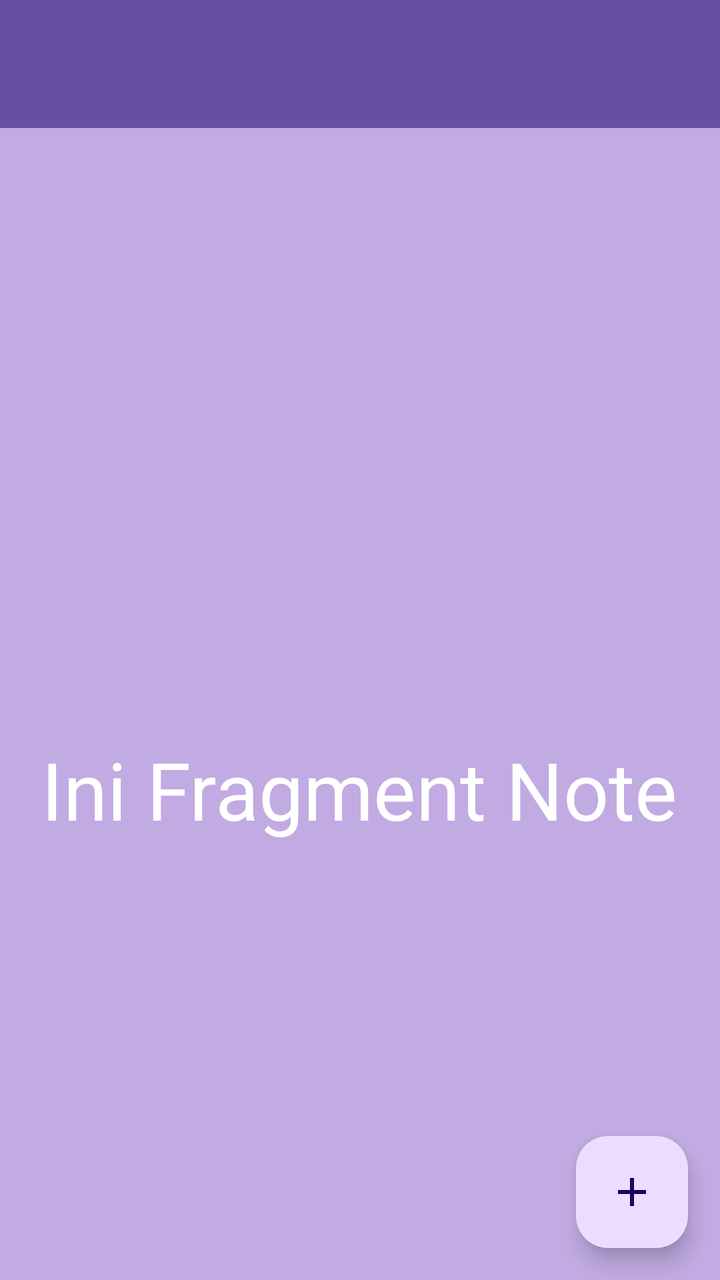
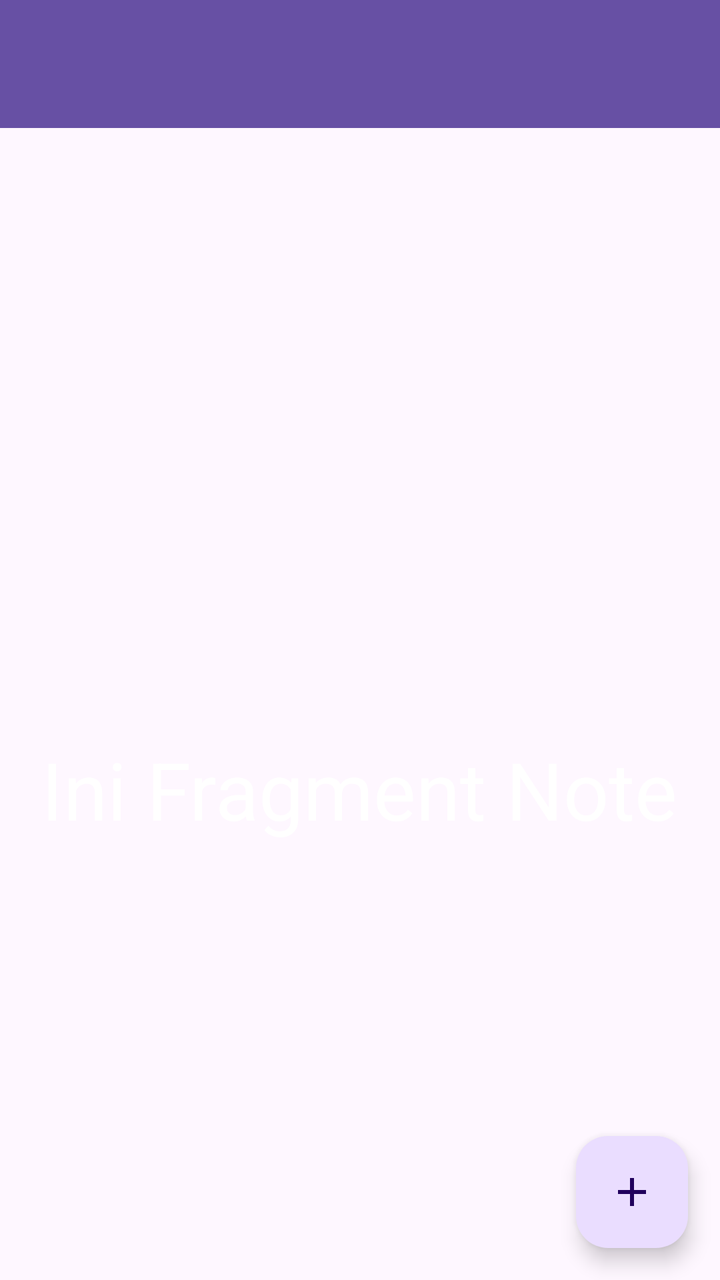

Two renders of the same Android screen: before a commit and after it. Below are the layout's source before the change and the commit's diff.
<!-- AndroidManifest.xml: application theme Theme.Dzakwanapps -->
<!-- res/layout/fragment_note.xml -->
<?xml version="1.0" encoding="utf-8"?>
<androidx.constraintlayout.widget.ConstraintLayout xmlns:android="http://schemas.android.com/apk/res/android"
    xmlns:tools="http://schemas.android.com/tools"
    android:layout_width="match_parent"
    android:layout_height="match_parent"
    xmlns:app="http://schemas.android.com/apk/res-auto"
    tools:context=".Note.FragmentNote"
    android:background="#67673AB7">

    <com.google.android.material.appbar.AppBarLayout
        android:id="@+id/appBarLayout"
        android:layout_width="match_parent"
        android:layout_height="wrap_content"
        android:theme="@style/ThemeOverlay.AppCompat.Dark.ActionBar"/>

        <androidx.appcompat.widget.Toolbar
            android:id="@+id/toolbar"
            android:layout_width="match_parent"
            android:layout_height="?attr/actionBarSize"
            android:background="?attr/colorPrimary"
            app:layout_constraintTop_toTopOf="parent"
            app:subtitleTextColor="@android:color/white"
            app:titleTextColor="@android:color/white" />


    <com.google.android.material.floatingactionbutton.FloatingActionButton
        android:id="@+id/fabAddNote"
        android:layout_width="wrap_content"
        android:layout_height="wrap_content"
        android:src="@drawable/ic_add"
        app:layout_constraintBottom_toBottomOf="parent"
        app:layout_constraintEnd_toEndOf="parent"
        android:layout_margin="16dp" />

    <TextView
        android:id="@+id/textView6"
        android:layout_width="wrap_content"
        android:layout_height="wrap_content"
        android:layout_marginTop="304dp"
        android:textColor="@color/white"
        android:text="Ini Fragment Note"
        android:textSize="40dp"
        app:layout_constraintEnd_toEndOf="parent"
        app:layout_constraintHorizontal_bias="0.498"
        app:layout_constraintStart_toStartOf="parent"
        app:layout_constraintTop_toBottomOf="@+id/toolbar" />

    <androidx.recyclerview.widget.RecyclerView
        android:id="@+id/rvNotes"
        android:layout_width="0dp"
        android:layout_height="0dp"
        app:layout_constraintBottom_toBottomOf="parent"
        app:layout_constraintEnd_toEndOf="parent"
        app:layout_constraintStart_toStartOf="parent"
        app:layout_constraintTop_toBottomOf="@+id/toolbar" />

</androidx.constraintlayout.widget.ConstraintLayout>
<!-- resources referenced by this layout -->
<resources>
  <color name="white">#FFFFFFFF</color>
  <!-- drawable ic_add (drawable) -->
  <vector xmlns:android="http://schemas.android.com/apk/res/android"
      xmlns:aapt="http://schemas.android.com/aapt"
      android:width="24dp"
      android:height="24dp"
      android:viewportWidth="24"
      android:viewportHeight="24">
  
      <path android:pathData="M19,13h-6v6h-2v-6H5v-2h6V5h2v6h6v2z">
          <aapt:attr name="android:fillColor">
              <gradient
                  android:startX="0"
                  android:startY="0"
                  android:endX="24"
                  android:endY="24"
                  android:type="linear">
                  <item android:offset="0" android:color="#6165F3"/> <item android:offset="1" android:color="#FF4081"/> </gradient>
          </aapt:attr>
      </path>
  </vector>
  <style name="Theme.Dzakwanapps" parent="Base.Theme.Dzakwanapps" />
  <style name="Base.Theme.Dzakwanapps" parent="Theme.Material3.DayNight.NoActionBar">
          
          
      </style>
</resources>

<!-- the commit's change to res/layout/fragment_note.xml (unified diff, before → after) -->
@@ -4,8 +4,7 @@
     android:layout_width="match_parent"
     android:layout_height="match_parent"
     xmlns:app="http://schemas.android.com/apk/res-auto"
-    tools:context=".Note.FragmentNote"
-    android:background="#67673AB7">
+    tools:context=".Note.FragmentNote">
 
     <com.google.android.material.appbar.AppBarLayout
         android:id="@+id/appBarLayout"
